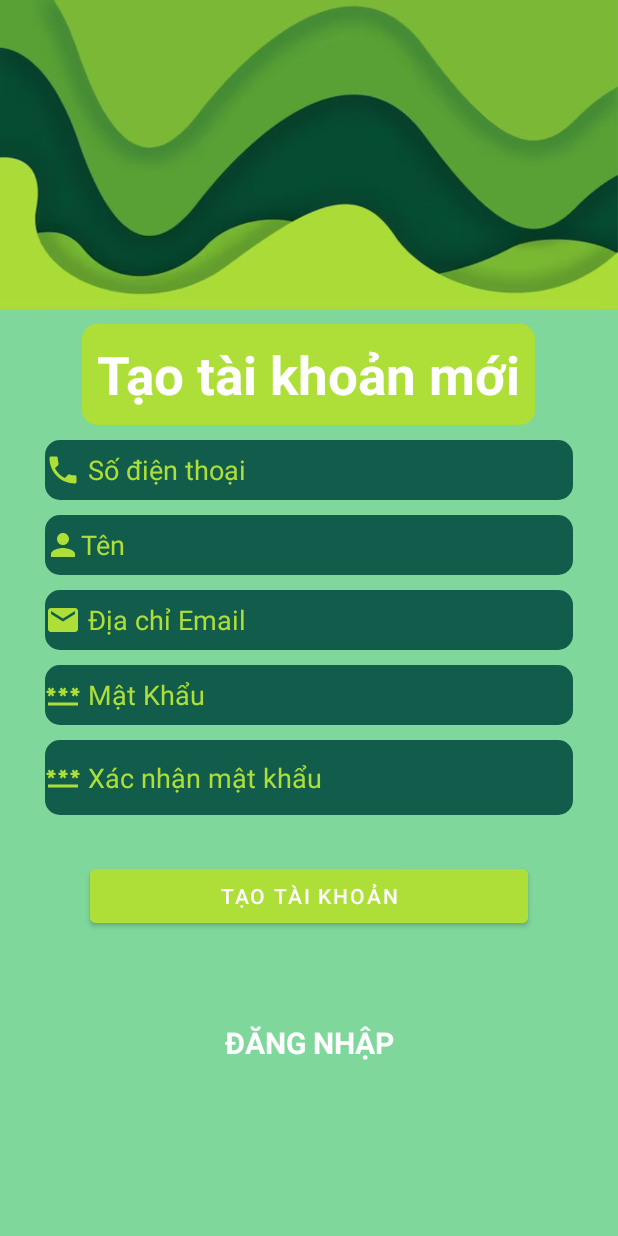
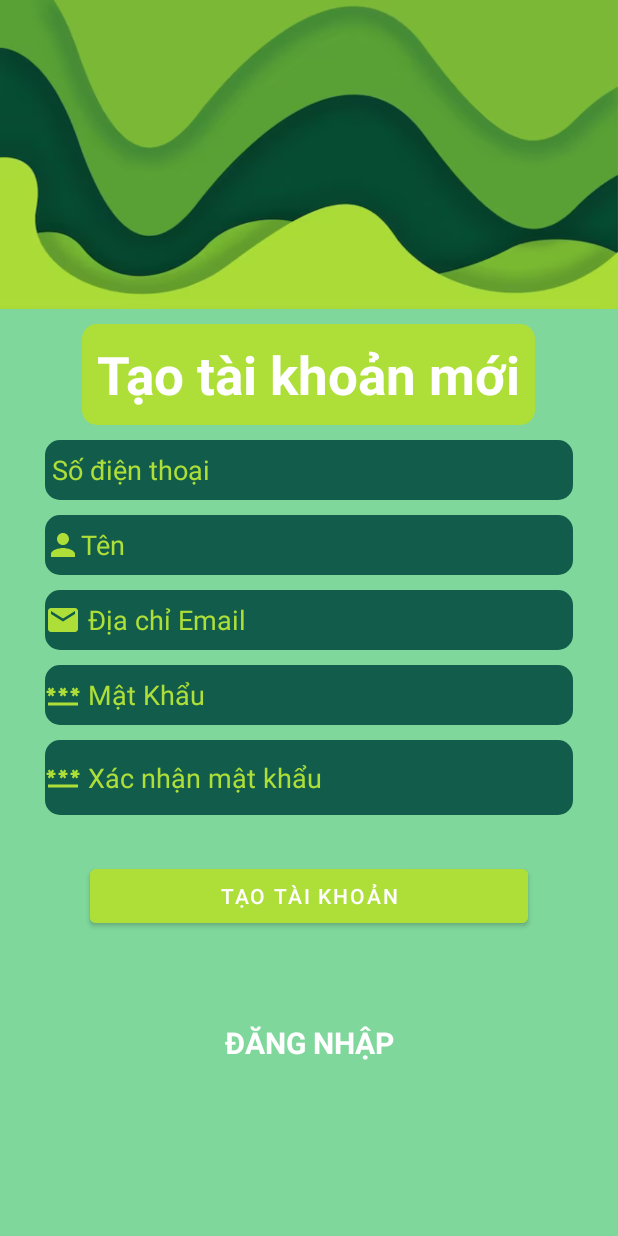
Before and after one commit to khuongkayyy/AndroidApp, an Android app: the Registration screen opened directly, with no data from a screen before it, on a phone screen of 412 x 824 dp. Run offline under Robolectric (Android 15) with nearby library versions, the phone set to English and light mode, and no system bars; our stand-ins replace Firebase (no records; nobody signed in at launch, a user with empty details on screens opened directly).

Commit message:
update UI: login and regis form

```diff
--- a/app/src/main/res/layout/registration.xml
+++ b/app/src/main/res/layout/registration.xml
@@ -31,7 +31,6 @@
         android:textStyle="bold" />
 
     <EditText
-        android:drawableLeft="@drawable/regis_phone"
         android:background="@drawable/regis_edt"
         android:id="@+id/edtNewUserMobile"
         android:layout_width="match_parent"
```
